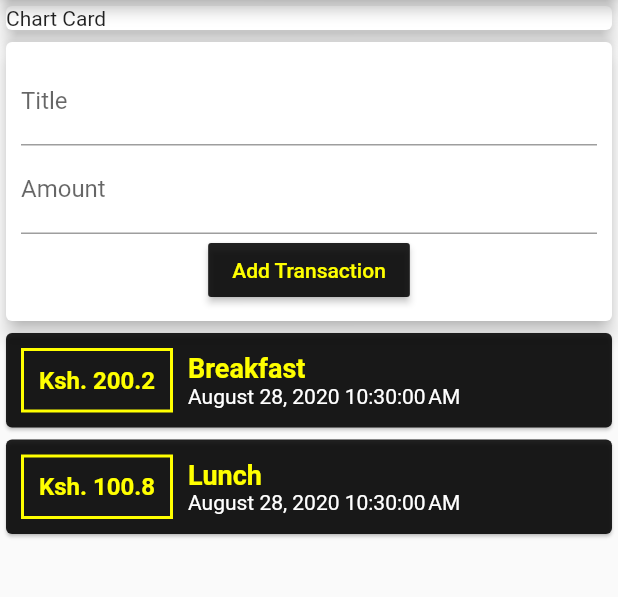
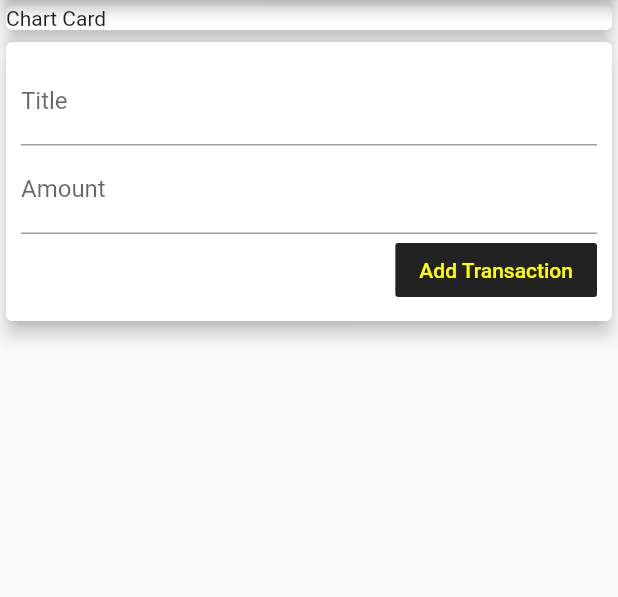
Before and after one commit to ShadrackAdwera/ExpensesApp, a Flutter app: the screen it shows after launch, on a phone screen of 412 x 824 dp, the part 84-681 px from its top. Run offline on Flutter 3.47's test engine with Material 2 defaults, Android fonts, the phone set to English and light mode, and no system bars.

Commit message:
split main.dart into widgets

```diff
--- a/lib/main.dart
+++ b/lib/main.dart
@@ -12,6 +12,9 @@ class MyApp extends StatelessWidget {
     Transaction('t1', 'Breakfast', 200.2, DateTime.now()),
     Transaction('t2', 'Lunch', 100.8, DateTime.now())
   ];
+
+  final titleController = TextEditingController();
+  final amountController = TextEditingController();
 
   @override
   Widget build(BuildContext context) {
@@ -39,14 +42,15 @@ class MyApp extends StatelessWidget {
               child: Container(
                 padding: EdgeInsets.all(10),
                 child: Column(
+                  crossAxisAlignment: CrossAxisAlignment.end,
                   children: [
                     TextField(
-                      decoration: InputDecoration(labelText: 'Title'),
+                      decoration: InputDecoration(labelText: 'Title'), controller: titleController,
                     ),
                     TextField(
-                      decoration: InputDecoration(labelText: 'Amount'),
+                      decoration: InputDecoration(labelText: 'Amount'), controller: amountController,
                     ),
-                    RaisedButton(
+                    FlatButton(
                       child: Text('Add Transaction'),
                       onPressed: () {},
                       color: Colors.black87,
```
Also changed, not shown: lib/models/transaction.dart (renamed from lib/transaction.dart), lib/widgets/transaction_list.dart (added).
